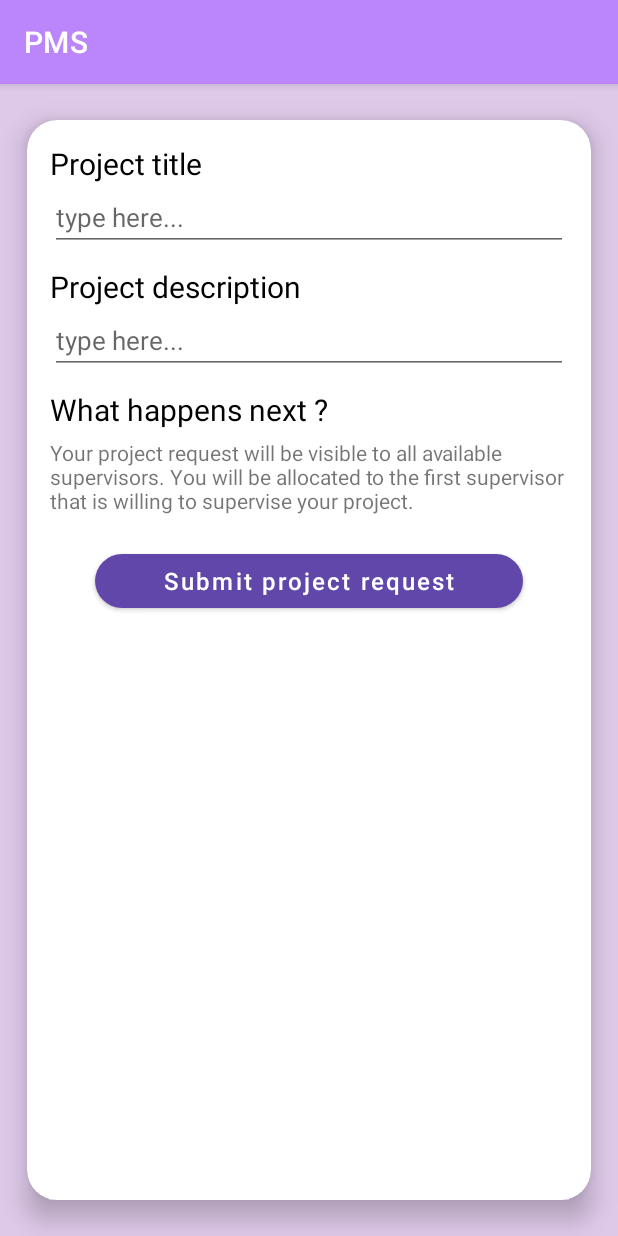
After one commit to AdamTweedie/PMS-Android-Application, an Android app: the fragment ProjectRequestForm placed in its activity, on a phone screen of 412 x 824 dp. The commit adds this screen. Run offline under Robolectric (Android 15) with nearby library versions, the phone set to English and light mode, and no system bars; our stand-ins replace Firebase (no records; nobody signed in at launch, a user with empty details on screens opened directly); libraries missing offline, so code that uses them is left out: com.chaquo.python.

Commit message:
More work on Recommender

```diff
--- a/app/src/main/java/com/deitel/pms/SignIn.java
+++ b/app/src/main/java/com/deitel/pms/SignIn.java
@@ -52,7 +52,9 @@ public class SignIn extends Fragment {
         super.onViewCreated(view, savedInstanceState);
 
         Context context = getContext();
-        if (detailsSaved()) { loadHomeActivity(context); }
+        if (detailsSaved()) {
+            loadHomeActivity(context);
+        }
 
         btnSignUp = (Button) view.findViewById(R.id.btnSignUp);
         btnSignIn = (Button) view.findViewById(R.id.btnSignIn);
--- /dev/null
+++ b/app/src/main/java/com/deitel/pms/recommender/ProjectRequestForm.java
@@ -0,0 +1,28 @@
+package com.deitel.pms.recommender;
+
+import android.os.Bundle;
+import android.view.LayoutInflater;
+import android.view.View;
+import android.view.ViewGroup;
+
+import androidx.annotation.NonNull;
+import androidx.annotation.Nullable;
+import androidx.fragment.app.Fragment;
+
+import com.deitel.pms.R;
+
+public class ProjectRequestForm extends Fragment {
+
+    @Nullable
+    @Override
+    public View onCreateView(@NonNull LayoutInflater inflater, @Nullable ViewGroup container, @Nullable Bundle savedInstanceState) {
+        return inflater.inflate(R.layout.frag_suggest_project, container, false);
+    }
+
+    @Override
+    public void onViewCreated(@NonNull View view, @Nullable Bundle savedInstanceState) {
+        super.onViewCreated(view, savedInstanceState);
+
+
+    }
+}
--- /dev/null
+++ b/app/src/main/java/com/deitel/pms/recommender/ProjectSelectionIntro.java
@@ -0,0 +1,78 @@
+package com.deitel.pms.recommender;
+
+import android.content.Context;
+import android.content.Intent;
+import android.os.Bundle;
+import android.view.LayoutInflater;
+import android.view.View;
+import android.view.ViewGroup;
+import android.widget.Button;
+import android.widget.Toast;
+
+import androidx.annotation.NonNull;
+import androidx.annotation.Nullable;
+import androidx.fragment.app.Fragment;
+import androidx.fragment.app.FragmentTransaction;
+
+import com.deitel.pms.R;
+import com.deitel.pms.student.HomeActivity;
+
+public class ProjectSelectionIntro extends Fragment {
+
+    @Nullable
+    @Override
+    public View onCreateView(@NonNull LayoutInflater inflater, @Nullable ViewGroup container, @Nullable Bundle savedInstanceState) {
+        return inflater.inflate(R.layout.project_selection_intro, container, false);
+    }
+
+    @Override
+    public void onViewCreated(@NonNull View view, @Nullable Bundle savedInstanceState) {
+        super.onViewCreated(view, savedInstanceState);
+
+        Button btnStartRecommender = view.findViewById(R.id.psiBtnLoadRecommender);
+        Button btnSuggestOwnProject = view.findViewById(R.id.psiBtnSuggestOwnProject);
+        Button btnSeeFullProjectList = view.findViewById(R.id.psiBtnSeeFullProjectList);
+        Button btnContinueToWorkspace = view.findViewById(R.id.psiBtnContinueToWorkspace);
+
+        btnStartRecommender.setOnClickListener(new View.OnClickListener() {
+            @Override
+            public void onClick(View view) {
+                getParentFragmentManager().popBackStack();
+                getParentFragmentManager()
+                        .beginTransaction()
+                        .add(R.id.recommenderContainterView, new SubjectInterestSpinner())
+                        .addToBackStack("pickInterests")
+                        .commit();
+            }
+        });
+
+        btnSuggestOwnProject.setOnClickListener(new View.OnClickListener() {
+            @Override
+            public void onClick(View view) {
+                getParentFragmentManager().popBackStack();
+                getParentFragmentManager()
+                        .beginTransaction()
+                        .add(R.id.recommenderContainterView, new ProjectRequestForm())
+                        .addToBackStack("projectRequestForm")
+                        .commit();
+            }
+        });
+
+        btnSeeFullProjectList.setOnClickListener(new View.OnClickListener() {
+            @Override
+            public void onClick(View view) {
+
+            }
+        });
+
+        btnContinueToWorkspace.setOnClickListener(new View.OnClickListener() {
+            @Override
+            public void onClick(View view) {
+                getParentFragmentManager().popBackStack();
+                Intent homeScreen = new Intent(getActivity(), HomeActivity.class);
+                startActivity(homeScreen);
+                getActivity().finish();
+            }
+        });
+    }
+}
--- a/app/src/main/res/layout/frag_project_interests.xml
+++ b/app/src/main/res/layout/frag_project_interests.xml
@@ -5,7 +5,6 @@
     android:layout_height="match_parent"
     xmlns:app="http://schemas.android.com/apk/res-auto"
     android:background="#E9ECEF">
-
 
     <TextView
         android:id="@+id/tvAnchor"
--- /dev/null
+++ b/app/src/main/res/layout/frag_suggest_project.xml
@@ -0,0 +1,108 @@
+<?xml version="1.0" encoding="utf-8"?>
+<androidx.constraintlayout.widget.ConstraintLayout xmlns:android="http://schemas.android.com/apk/res/android"
+    android:layout_width="match_parent"
+    android:layout_height="match_parent"
+    xmlns:app="http://schemas.android.com/apk/res-auto"
+    android:background="#DEC9E9">
+
+    <androidx.cardview.widget.CardView
+        android:id="@+id/cardView"
+        android:layout_width="match_parent"
+        android:layout_height="match_parent"
+        app:cardBackgroundColor="@color/white"
+        app:cardCornerRadius="20dp"
+        app:cardElevation="10dp"
+        app:cardMaxElevation="12dp"
+        app:cardPreventCornerOverlap="true"
+        app:cardUseCompatPadding="true"
+        app:layout_constraintBottom_toBottomOf="parent"
+        app:layout_constraintEnd_toEndOf="parent"
+        app:layout_constraintStart_toStartOf="parent"
+        app:layout_constraintTop_toTopOf="parent">
+
+        <ScrollView
+            android:id="@+id/projectsuggestionForm"
+            android:layout_width="match_parent"
+            android:layout_height="match_parent"
+            android:paddingVertical="15sp"
+            android:paddingHorizontal="15sp">
+
+            <androidx.constraintlayout.widget.ConstraintLayout
+                android:layout_width="match_parent"
+                android:layout_height="wrap_content">
+
+                <TextView
+                    android:id="@+id/title"
+                    android:layout_width="match_parent"
+                    android:layout_height="wrap_content"
+                    android:text="Project title"
+                    android:textSize="20sp"
+                    android:textColor="@color/black"
+                    app:layout_constraintTop_toTopOf="parent"/>
+
+                <EditText
+                    android:id="@+id/fspEtProjectTitle"
+                    android:layout_width="match_parent"
+                    android:layout_height="wrap_content"
+                    app:layout_constraintTop_toBottomOf="@id/title"
+                    android:textSize="17sp"
+                    android:hint="type here..." />
+
+                <TextView
+                    android:id="@+id/projectDescription"
+                    android:layout_width="match_parent"
+                    android:layout_height="wrap_content"
+                    android:text="Project description"
+                    android:textSize="20sp"
+                    android:layout_marginTop="10sp"
+                    android:textColor="@color/black"
+                    app:layout_constraintTop_toBottomOf="@id/fspEtProjectTitle" />
+
+                <EditText
+                    android:id="@+id/fspTvProjectDescription"
+                    android:layout_width="match_parent"
+                    android:layout_height="wrap_content"
+                    android:textSize="17sp"
+                    app:layout_constraintTop_toBottomOf="@id/projectDescription"
+                    android:hint="type here..." />
+
+
+                <TextView
+                    android:id="@+id/info1"
+                    android:layout_width="match_parent"
+                    android:layout_height="wrap_content"
+                    android:text="What happens next ?"
+                    android:textSize="20sp"
+                    android:textColor="@color/black"
+                    app:layout_constraintTop_toBottomOf="@id/fspTvProjectDescription"
+                    android:layout_marginTop="10sp" />
+
+                <TextView
+                    android:id="@+id/info2"
+                    android:layout_width="match_parent"
+                    android:layout_height="wrap_content"
+                    android:text="Your project request will be visible to all available supervisors. You will be allocated to the first supervisor that is willing to supervise your project."
+                    android:layout_marginTop="5sp"
+                    app:layout_constraintTop_toBottomOf="@id/info1" />
+
+                <Button
+                    android:id="@+id/fspBtnRequestProject"
+                    android:layout_width="match_parent"
+                    android:layout_height="wrap_content"
+                    android:layout_gravity="center_horizontal"
+                    android:layout_marginHorizontal="30dp"
+                    android:layout_marginTop="20dp"
+                    android:text="Submit project request"
+                    android:textAllCaps="false"
+                    android:textSize="16sp"
+                    app:backgroundTint="#6247AA"
+                    app:cornerRadius="60dp"
+                    app:iconPadding="8dp"
+                    app:layout_constraintTop_toBottomOf="@id/info2"/>
+
+            </androidx.constraintlayout.widget.ConstraintLayout>
+        </ScrollView>
+
+    </androidx.cardview.widget.CardView>
+
+</androidx.constraintlayout.widget.ConstraintLayout>
```
Also changed, not shown: app/src/main/java/com/deitel/pms/MainActivity.java (+4 -8 lines), app/src/main/java/com/deitel/pms/SignUp.java (+21 -12 lines), app/src/main/java/com/deitel/pms/User.java (added, +33 -0 lines), app/src/main/java/com/deitel/pms/recommender/ProjectSuggestions.java (+13 -0 lines), app/src/main/java/com/deitel/pms/recommender/RecommenderActivity.java (+27 -23 lines), app/src/main/java/com/deitel/pms/recommender/SelectedProject.java (+63 -1 lines), app/src/main/res/drawable/icon_done.xml (added, +9 -0 lines), app/src/main/res/layout/frag_recommended_projects.xml (+28 -19 lines), app/src/main/res/layout/project_selection_intro.xml (added, +124 -0 lines).
